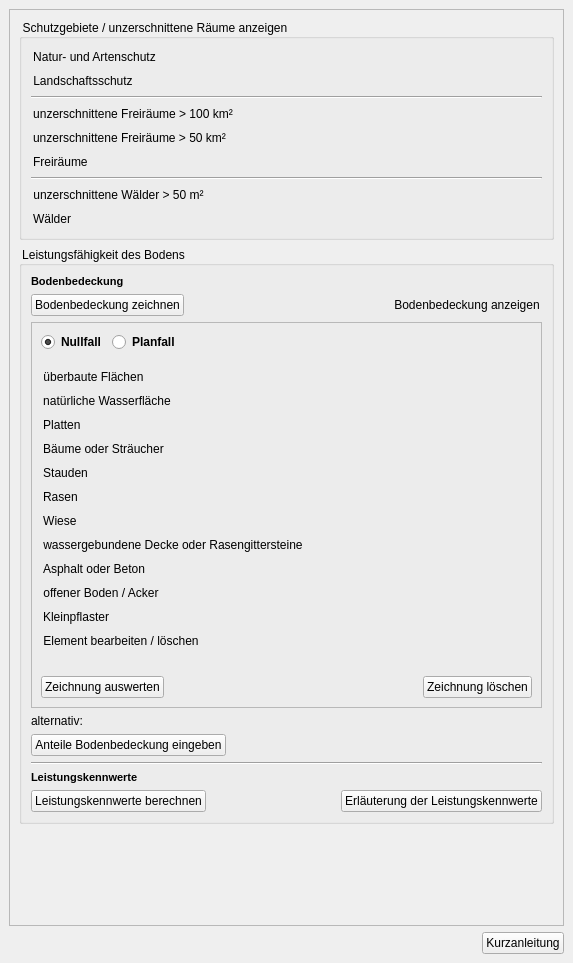
First picture: the form in projektcheck/ui/ProjektCheck_dockwidget_analysis_04-Oeko.ui, repository projektcheck/ProjektCheck-QGIS, before the edit.
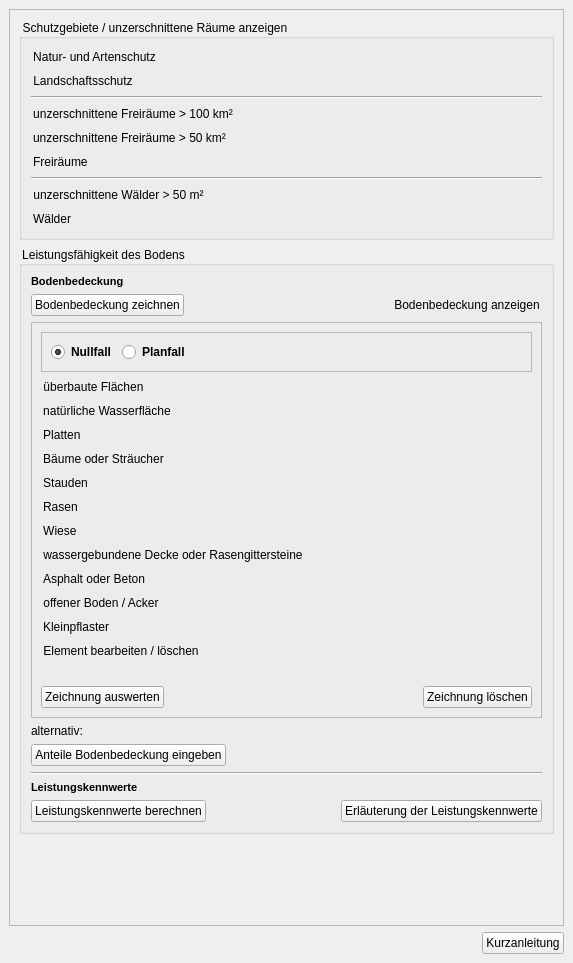
Second picture: the form after the edit. Icons and pictures are not drawn. Custom widgets are drawn as their Qt base class.

Commit message: fixed nullfall planfall radio

The edit to the form file:
```diff
--- a/projektcheck/ui/ProjektCheck_dockwidget_analysis_04-Oeko.ui
+++ b/projektcheck/ui/ProjektCheck_dockwidget_analysis_04-Oeko.ui
@@ -444,6 +444,15 @@
              </property>
              <layout class="QVBoxLayout" name="verticalLayout_5">
               <item>
+               <widget class="QFrame" name="frame">
+                <property name="frameShape">
+                 <enum>QFrame::StyledPanel</enum>
+                </property>
+                <property name="frameShadow">
+                 <enum>QFrame::Raised</enum>
+                </property>
+                <layout class="QVBoxLayout" name="verticalLayout_2">
+                 <item>
                <layout class="QHBoxLayout" name="horizontalLayout_7">
                 <item>
                  <widget class="QRadioButton" name="radioButton">
@@ -525,21 +534,8 @@
                 </item>
                </layout>
               </item>
-              <item>
-               <spacer name="verticalSpacer">
-                <property name="orientation">
-                 <enum>Qt::Vertical</enum>
-                </property>
-                <property name="sizeType">
-                 <enum>QSizePolicy::Fixed</enum>
-                </property>
-                <property name="sizeHint" stdset="0">
-                 <size>
-                  <width>20</width>
-                  <height>10</height>
-                 </size>
-                </property>
-               </spacer>
+                </layout>
+               </widget>
               </item>
               <item>
                <widget class="QPushButton" name="pushButton_12">
```
Lines whose indentation alone changed are shown as unchanged.
